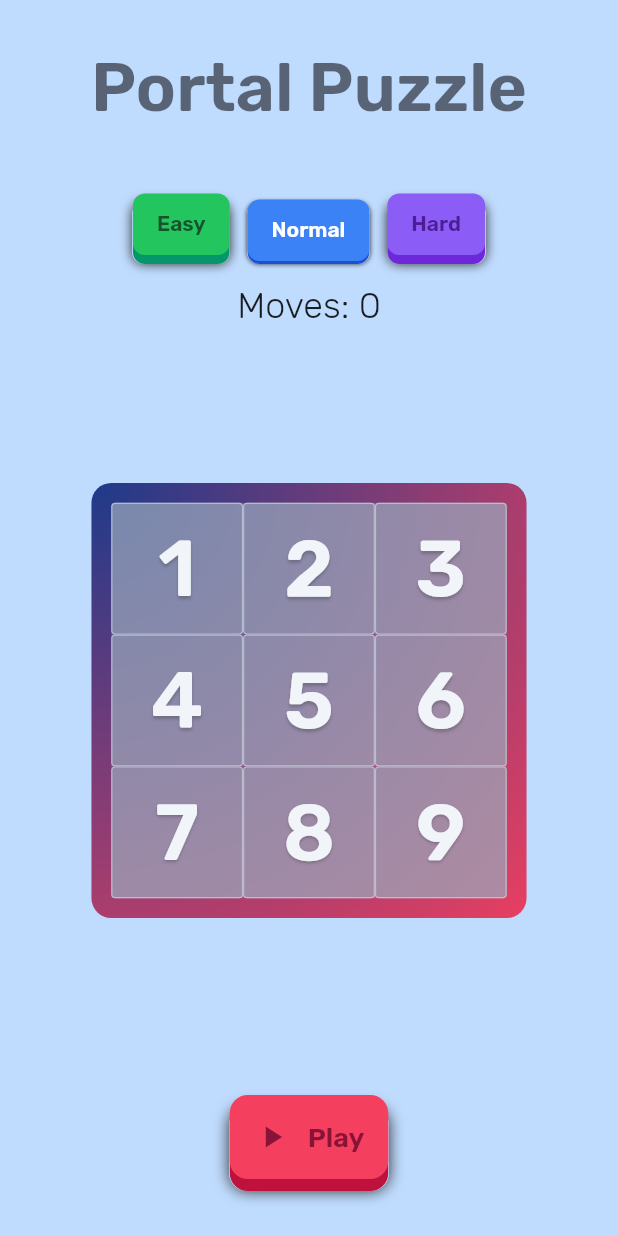
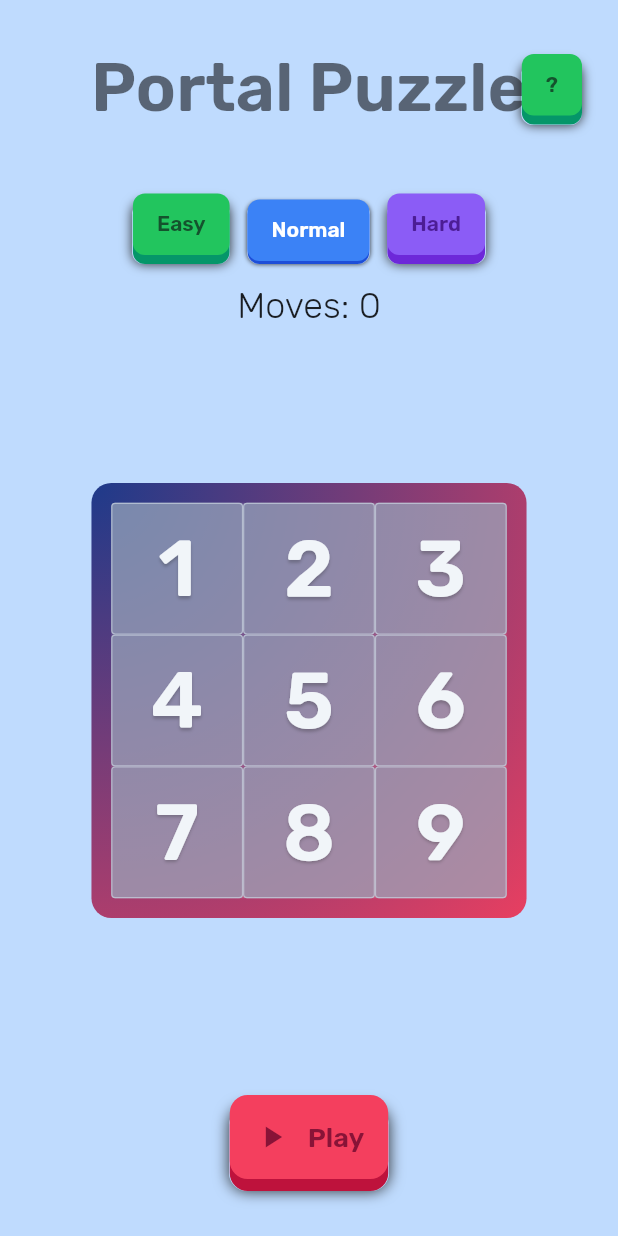
Before and after one commit to mivoligo/portal_puzzle, a Flutter app: the screen it shows after launch, on a phone screen of 412 x 824 dp. Run offline on Flutter 3.47's test engine with Material 2 defaults, Android fonts, the phone set to English and light mode, and no system bars; our stand-ins replace confetti.

Commit message:
Add info button

```diff
--- a/lib/large_layout.dart
+++ b/lib/large_layout.dart
@@ -98,6 +98,11 @@ class LargeLayout extends StatelessWidget {
             );
           },
         ),
+        const Positioned(
+          right: 64,
+          bottom: 48,
+          child: InfoButton(),
+        )
       ],
     );
   }
--- a/lib/medium_layout.dart
+++ b/lib/medium_layout.dart
@@ -71,6 +71,11 @@ class MediumLayout extends StatelessWidget {
             ),
           ],
         ),
+        const Positioned(
+          right: 24,
+          bottom: 24,
+          child: InfoButton(),
+        )
       ],
     );
   }
--- a/lib/small_layout.dart
+++ b/lib/small_layout.dart
@@ -67,6 +67,11 @@ class SmallLayout extends StatelessWidget {
             ),
           ],
         ),
+        const Positioned(
+          right: 24,
+          top: 40,
+          child: InfoButton(),
+        )
       ],
     );
   }
--- /dev/null
+++ b/lib/widgets/info_button.dart
@@ -0,0 +1,19 @@
+import 'package:flutter/material.dart';
+
+import '../constants.dart' as k;
+import 'widgets.dart';
+
+class InfoButton extends StatelessWidget {
+  const InfoButton({Key? key}) : super(key: key);
+
+  @override
+  Widget build(BuildContext context) {
+    return FancyButton(
+      label: '?',
+      surfaceColor: k.lightGreen,
+      sideColor: k.green,
+      textColor: k.darkGreen,
+      onPressed: () {},
+    );
+  }
+}
--- a/lib/widgets/widgets.dart
+++ b/lib/widgets/widgets.dart
@@ -7,6 +7,7 @@ export 'confetti_machine.dart';
 export 'difficulty_selector.dart';
 export 'game_box_tile.dart';
 export 'fancy_button.dart';
+export 'info_button.dart';
 export 'moves_counter.dart';
 export 'play_area.dart';
 export 'start_button.dart';
```
